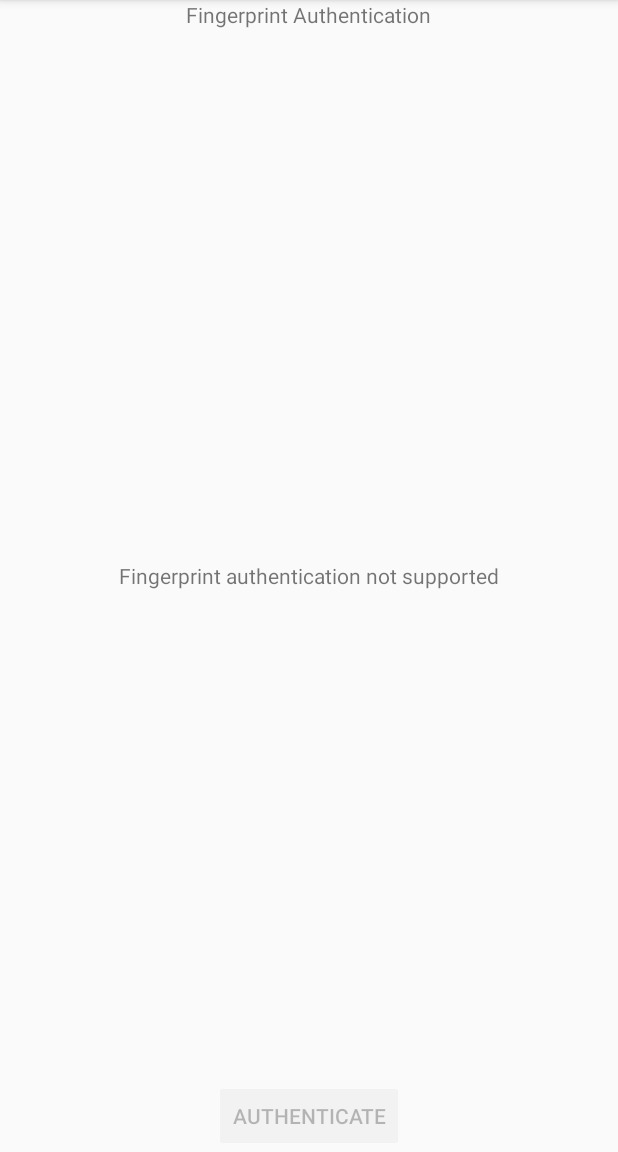
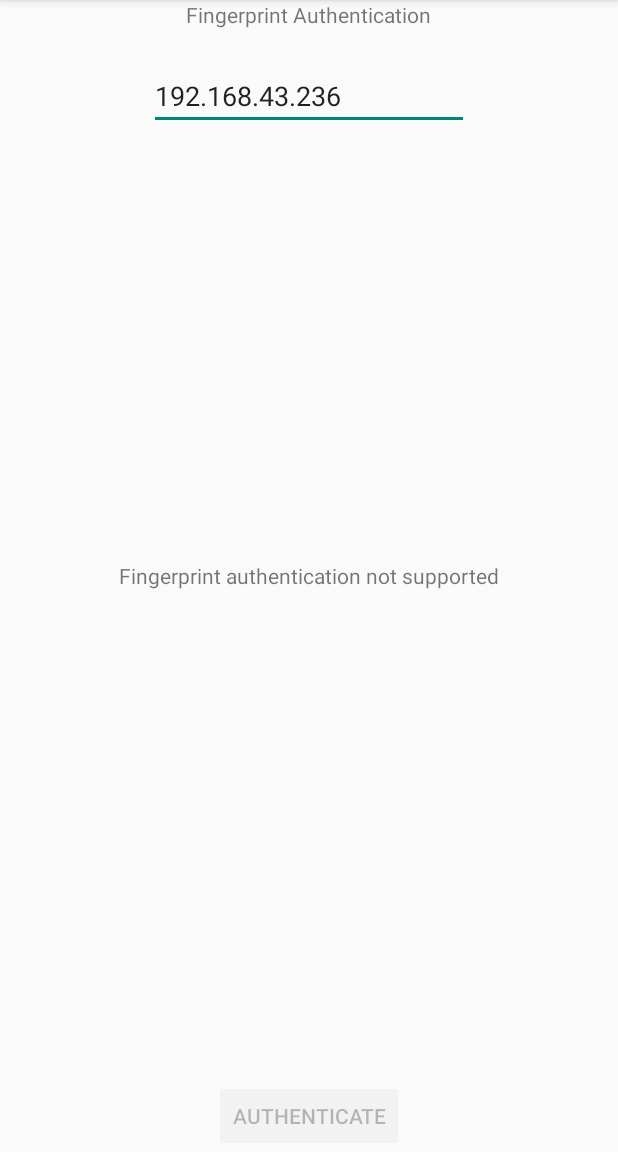
Before and after one commit to LoboMelwyn/LinuxMobileAuth, an Android app: the screen it shows after launch (MainActivity), on a phone screen of 412 x 824 dp, the part 84-1236 px from its top. Run offline under Robolectric (Android 15) with nearby library versions, the phone set to English and light mode, and no system bars; pictures from the network do not load.

Commit message:
added text box

```diff
--- a/MobileAuthPOC/app/src/main/java/org/melwyn/mobileauthpoc/FingerprintHandler.java
+++ b/MobileAuthPOC/app/src/main/java/org/melwyn/mobileauthpoc/FingerprintHandler.java
@@ -4,6 +4,7 @@ import android.hardware.fingerprint.FingerprintManager;
 import android.os.AsyncTask;
 import android.os.CancellationSignal;
 import android.util.JsonReader;
+import android.widget.EditText;
 import android.widget.TextView;
 
 import org.json.JSONObject;
@@ -20,10 +21,12 @@ import java.net.URL;
 public class FingerprintHandler extends FingerprintManager.AuthenticationCallback {
 
     private TextView tv;
+    private EditText et;
 
 
-    public FingerprintHandler(TextView tv) {
+    public FingerprintHandler(TextView tv, EditText et) {
         this.tv = tv;
+        this.et = et;
     }
 
     @Override
@@ -65,7 +68,8 @@ public class FingerprintHandler extends FingerprintManager.AuthenticationCallbac
 
     private void PostDataAPI(){
         try {
-            URL httpbinEndpoint = new URL("http://192.168.43.236/api/authenticate");
+            String ipaddr = et.getText().toString();
+            URL httpbinEndpoint = new URL("http://"+ipaddr+"/api/authenticate");
             HttpURLConnection myConnection = (HttpURLConnection) httpbinEndpoint.openConnection();
             myConnection.setRequestMethod("POST");
             myConnection.setRequestProperty("Content-Type","application/json");
--- a/MobileAuthPOC/app/src/main/java/org/melwyn/mobileauthpoc/MainActivity.java
+++ b/MobileAuthPOC/app/src/main/java/org/melwyn/mobileauthpoc/MainActivity.java
@@ -9,6 +9,7 @@ import android.security.keystore.KeyGenParameterSpec;
 import android.security.keystore.KeyProperties;
 import android.view.View;
 import android.widget.Button;
+import android.widget.EditText;
 import android.widget.TextView;
 
 import java.io.IOException;
@@ -43,8 +44,9 @@ public class MainActivity extends Activity {
 
         message = findViewById(R.id.fingerStatus);
         Button btn = findViewById(R.id.authBtn);
+        EditText ipaddr = findViewById(R.id.ipaddress);
 
-        final FingerprintHandler fph = new FingerprintHandler(message);
+        final FingerprintHandler fph = new FingerprintHandler(message, ipaddr);
 
         if (!checkFinger()) {
             btn.setEnabled(false);
--- a/MobileAuthPOC/app/src/main/res/layout/activity_main.xml
+++ b/MobileAuthPOC/app/src/main/res/layout/activity_main.xml
@@ -26,4 +26,15 @@
         android:layout_centerHorizontal="true"
         android:text="Authenticate"/>
 
+    <EditText
+        android:id="@+id/ipaddress"
+        android:layout_width="wrap_content"
+        android:layout_height="wrap_content"
+        android:layout_alignParentTop="true"
+        android:layout_centerHorizontal="true"
+        android:layout_marginTop="41dp"
+        android:ems="10"
+        android:inputType="textPersonName"
+        android:text="192.168.43.236" />
+
 </RelativeLayout>
```
Also changed, not shown: 1 other file.
